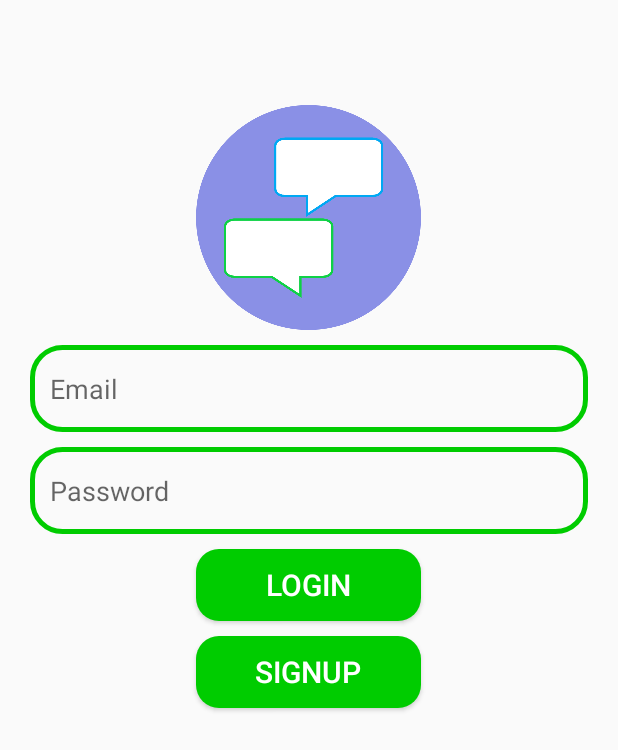
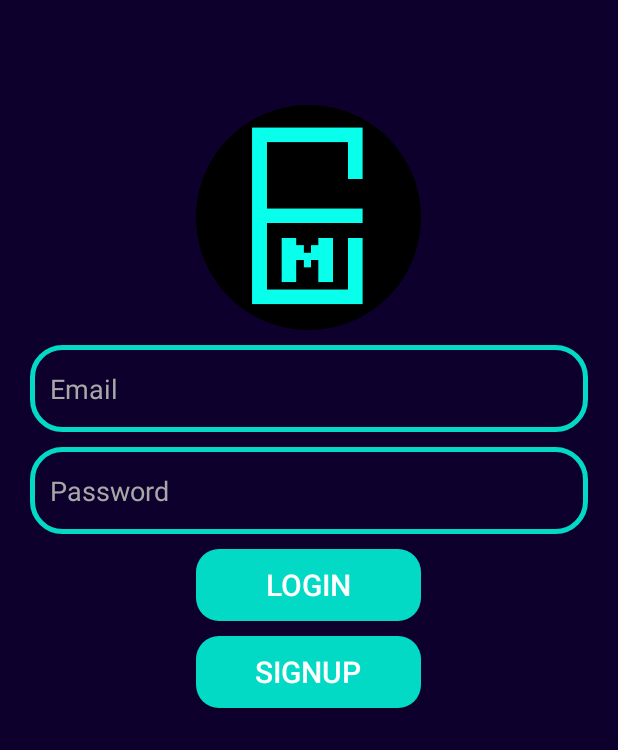
Before and after one commit to pseudonym17/MessengerApp, an Android app: the screen it shows after launch (Login), on a phone screen of 412 x 824 dp. Shown: the top 750 px of the screen. Run offline under Robolectric (Android 15) with nearby library versions, the phone set to English and light mode, and no system bars; our stand-ins replace Firebase (no records; nobody signed in at launch, a user with empty details on screens opened directly).

Commit message:
Changed layouts, logo, added colors for theme.

```diff
--- a/app/src/main/java/com/example/messenger11_21/MainActivity.kt
+++ b/app/src/main/java/com/example/messenger11_21/MainActivity.kt
@@ -44,7 +44,6 @@ class MainActivity : AppCompatActivity() {
                     if (mAuth.currentUser?.uid != currentUser?.uid){
                         userList.add(currentUser!!)
                     }
-
                 }
                 adapter.notifyDataSetChanged()
             }
--- a/app/src/main/res/drawable/btn_background.xml
+++ b/app/src/main/res/drawable/btn_background.xml
@@ -1,5 +1,5 @@
 <?xml version="1.0" encoding="utf-8"?>
 <shape xmlns:android="http://schemas.android.com/apk/res/android">
     <corners android:radius="15dp"/>
-    <solid android:color="@color/green"/>
+    <solid android:color="@color/teal"/>
 </shape>
--- a/app/src/main/res/drawable/edit_background.xml
+++ b/app/src/main/res/drawable/edit_background.xml
@@ -1,5 +1,5 @@
 <?xml version="1.0" encoding="utf-8"?>
 <shape xmlns:android="http://schemas.android.com/apk/res/android">
     <corners android:radius="20dp"/>
-    <stroke android:color="@color/green" android:width="3dp"/>
+    <stroke android:color="@color/teal" android:width="3dp"/>
 </shape>
--- a/app/src/main/res/drawable/message_box_background.xml
+++ b/app/src/main/res/drawable/message_box_background.xml
@@ -1,5 +1,5 @@
 <?xml version="1.0" encoding="utf-8"?>
 <shape xmlns:android="http://schemas.android.com/apk/res/android">
     <corners android:radius="20dp"/>
-    <stroke android:color="@color/green" android:width="2dp"/>
+    <stroke android:color="@color/teal" android:width="2dp"/>
 </shape>
--- a/app/src/main/res/layout/activity_login.xml
+++ b/app/src/main/res/layout/activity_login.xml
@@ -4,6 +4,7 @@
     xmlns:tools="http://schemas.android.com/tools"
     android:layout_width="match_parent"
     android:layout_height="match_parent"
+    android:background="@color/back_color"
     tools:context=".Login">
 
     <ImageView
@@ -11,7 +12,7 @@
         android:layout_width="150dp"
         android:layout_height="150dp"
         android:layout_marginTop="70dp"
-        android:src="@drawable/chatspic"
+        android:src="@drawable/emlogo"
         android:layout_centerHorizontal="true" />
 
     <EditText
@@ -21,6 +22,8 @@
         android:layout_below="@+id/logo"
         android:layout_marginTop="10dp"
         android:hint="Email"
+        android:textColorHint="@color/hint"
+        android:textColor="@color/white"
         android:paddingLeft="13dp"
         android:background="@drawable/edit_background"
         android:layout_marginLeft="20dp"
@@ -31,12 +34,14 @@
         android:layout_width="match_parent"
         android:layout_height="58dp"
         android:layout_below="@+id/email"
+        android:layout_marginLeft="20dp"
         android:layout_marginTop="10dp"
+        android:layout_marginRight="20dp"
+        android:background="@drawable/edit_background"
         android:hint="Password"
-        android:paddingLeft="13dp"
-        android:background="@drawable/edit_background"
-        android:layout_marginLeft="20dp"
-        android:layout_marginRight="20dp" />
+        android:textColorHint="@color/hint"
+        android:textColor="@color/white"
+        android:paddingLeft="13dp" />
 
   <Button
       android:id="@+id/loginbtn"
--- a/app/src/main/res/values/colors.xml
+++ b/app/src/main/res/values/colors.xml
@@ -10,4 +10,7 @@
     <color name="green">#00CC00</color>
     <color name="blue">#33ADFF</color>
     <color name="purple">#8080FF</color>
+    <color name="back_color">#0E002C</color>
+    <color name="teal">#03DAC5</color>
+    <color name="hint">#A8A8A8</color>
 </resources>
```
Also changed, not shown: app/src/main/res/layout/activity_main.xml (+35 -8 lines), app/src/main/res/layout/activity_sign_up.xml (+11 -4 lines), app/src/main/res/drawable-v24/emlogo.png (added).
